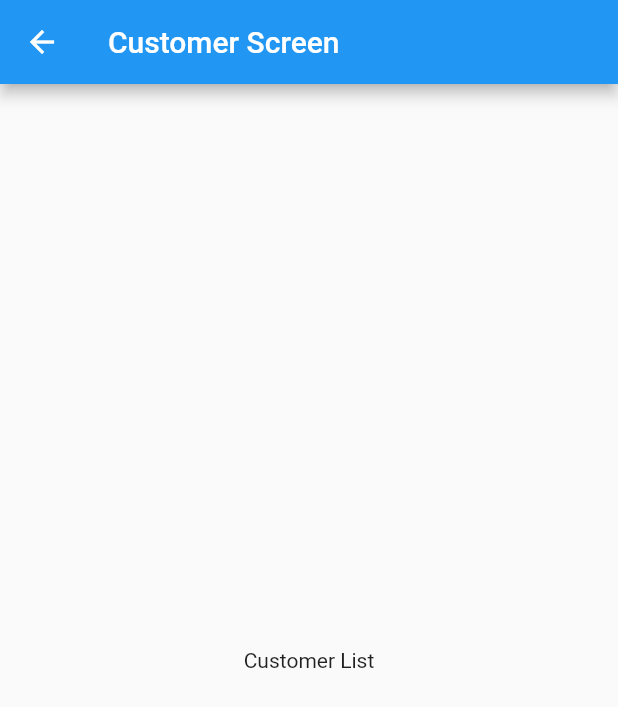
After one commit to furkandeveloper/drawer_widget, a Flutter app: the CustomerScreen screen opened directly, on a phone screen of 412 x 824 dp. The commit adds this screen. Shown: the top 707 px of the screen. Run offline on Flutter 3.47's test engine with Material 2 defaults, Android fonts, the phone set to English and light mode, and no system bars.

Commit message:
proje şablonu tasarlandı

```diff
--- a/drawer_widget/lib/main.dart
+++ b/drawer_widget/lib/main.dart
@@ -3,6 +3,7 @@ import 'package:flutter/material.dart';
 
 void main() {
   runApp(HomePage());
+  //0538 393 22 11
 }
 
 class HomePage extends StatelessWidget {
--- /dev/null
+++ b/drawer_widget/lib/screens/customerScreen.dart
@@ -0,0 +1,24 @@
+import 'package:flutter/cupertino.dart';
+import 'package:flutter/material.dart';
+
+class CustomerScreen extends StatefulWidget {
+  @override
+  State<StatefulWidget> createState() => CustomerScreenState();
+}
+
+class CustomerScreenState extends State<CustomerScreen> {
+  static const String routName ="/customer";
+  @override
+  Widget build(BuildContext context) {
+    return Scaffold(
+      appBar: AppBar(
+        title: Text("Customer Screen",textDirection: TextDirection.ltr,),
+      ),
+      body: Container(
+        child: Center(
+          child: Text("Customer List",textDirection: TextDirection.ltr,),
+        ),
+      ),
+    );
+  }
+}
--- a/drawer_widget/lib/screens/homePageScreen.dart
+++ b/drawer_widget/lib/screens/homePageScreen.dart
@@ -18,6 +18,11 @@ class HomePageState extends State<HomePageScreen> {
           textDirection: TextDirection.ltr,
         ),
       ),
+      body: Container(
+        child: Center(
+          child: Text("Home Page",textDirection: TextDirection.ltr,),
+        ),
+      ),
     );
   }
 }
```
Also changed, not shown: drawer_widget/lib/screens/productScreen.dart (added, +24 -0 lines).
